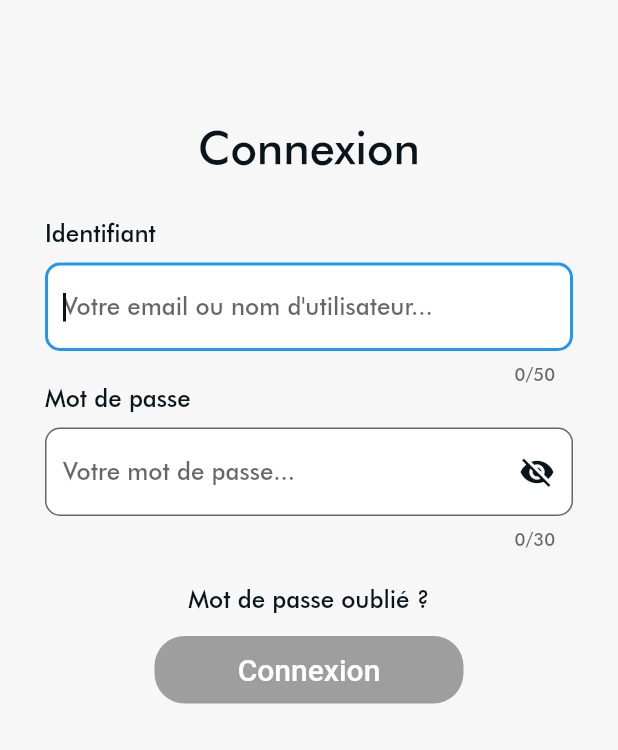
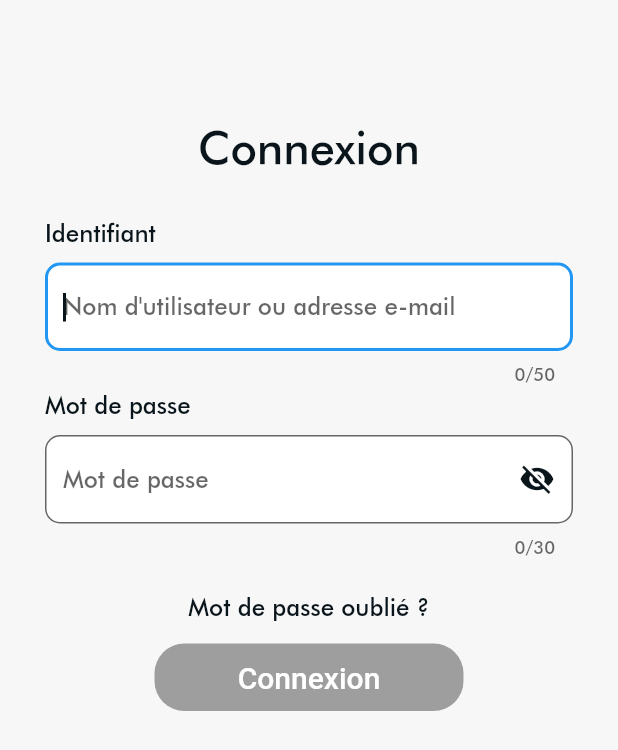
Before and after one commit to MaximeDubost/Strongr, a Flutter app: the screen it shows after launch, on a phone screen of 412 x 824 dp. Shown: the top 750 px of the screen. Run offline on Flutter 3.47's test engine with Material 2 defaults, Android fonts, the phone set to English and light mode, and no system bars; Roboto replaces fonts that are missing (Calibri).

Commit message:
Correctif : connexion via e-mail OU username fonctionnelle

```diff
--- a/Frontend/lib/views/connection/log_in_view.dart
+++ b/Frontend/lib/views/connection/log_in_view.dart
@@ -19,17 +19,17 @@ class _LogInViewState extends State<LogInView> {
       _buttonPressSuccess,
       _isLoading,
       passwordVisibility;
-  TextEditingController _emailController, _passwordController;
-  String email, password, warning;
+  TextEditingController _connectIdController, _passwordController;
+  String connectId, password, warning;
 
   @override
   void initState() {
     _key = GlobalKey();
     _validate = _isButtonEnabled =
         _buttonPressSuccess = _isLoading = passwordVisibility = false;
-    _emailController = TextEditingController(text: "");
+    _connectIdController = TextEditingController(text: "");
     _passwordController = TextEditingController(text: "");
-    _isButtonEnabled = _emailController.text.trim() != "" &&
+    _isButtonEnabled = _connectIdController.text.trim() != "" &&
             _passwordController.text.trim() != ""
         ? true
         : false;
@@ -39,13 +39,13 @@ class _LogInViewState extends State<LogInView> {
   @override
   void dispose() {
     super.dispose();
-    _emailController.dispose();
+    _connectIdController.dispose();
     _passwordController.dispose();
   }
 
   bool isEmpty() {
     setState(() {
-      _isButtonEnabled = _emailController.text.trim() != "" &&
+      _isButtonEnabled = _connectIdController.text.trim() != "" &&
               _passwordController.text.trim() != ""
           ? true
           : false;
@@ -54,11 +54,23 @@ class _LogInViewState extends State<LogInView> {
   }
 
   String validateEmail(String value) {
-    String pattern =
-        r'^(([^<>()[\]\\.,;:\s@\"]+(\.[^<>()[\]\\.,;:\s@\"]+)*)|(\".+\"))@((\[[0-9]{1,3}\.[0-9]{1,3}\.[0-9]{1,3}\.[0-9]{1,3}\])|(([a-zA-Z\-0-9]+\.)+[a-zA-Z]{2,}))$';
+    String pattern;
+    String result;
+    if(value.contains('@'))
+    {
+      pattern = r'^(([^<>()[\]\\.,;:\s@\"]+(\.[^<>()[\]\\.,;:\s@\"]+)*)|(\".+\"))@((\[[0-9]{1,3}\.[0-9]{1,3}\.[0-9]{1,3}\.[0-9]{1,3}\])|(([a-zA-Z\-0-9]+\.)+[a-zA-Z]{2,}))$';
+      result = "L'adresse e-mail est invalide";
+    }
+    else{
+      pattern = r'^(?!.*\.\.)(?!.*\.$)[^\W][\w.]{0,29}$';
+      result = "Le nom d'utilisateur est invalide";
+    }
+
     RegExp regExp = new RegExp(pattern);
     if (value.length == 0 || !regExp.hasMatch(value))
-      return "L'identifiant est invalide";
+    {
+      return result;
+    }
     else
       return null;
   }
@@ -83,7 +95,7 @@ class _LogInViewState extends State<LogInView> {
       _key.currentState.save();
       _buttonPressSuccess = true;
 
-      // print("email: $email");
+      // print("connectId: $connectId");
       // print("password: $password");
 
       setState(() {
@@ -93,7 +105,7 @@ class _LogInViewState extends State<LogInView> {
       });
 
       dynamic result = await UserService.postLogIn(
-          connectId: email.toLowerCase(), password: password);
+          connectId: connectId.toLowerCase(), password: password);
       if (result == 200) {
         print(global.token);
         setState(() {
@@ -112,8 +124,7 @@ class _LogInViewState extends State<LogInView> {
       } else // 503
       {
         setState(() {
-          warning =
-              "Service indisponible. Veuillez réessayer ultérieurement.";
+          warning = "Service indisponible. Veuillez réessayer ultérieurement.";
         });
       }
       setState(() {
@@ -157,19 +168,20 @@ class _LogInViewState extends State<LogInView> {
                           )),
                       SizedBox(height: 10),
                       StrongrRoundedTextFormField(
-                        controller: _emailController,
+                        controller: _connectIdController,
                         validator: validateEmail,
                         autofocus: true,
                         onSaved: (String value) =>
-                            setState(() => email = value.toLowerCase()),
+                            setState(() => connectId = value.toLowerCase()),
                         onChanged: (String value) {
                           setState(() => warning = null);
                           isEmpty();
                         },
                         maxLength: 50,
-                        hint: "Votre email ou nom d'utilisateur...",
+                        hint: "Nom d'utilisateur ou adresse e-mail",
                         textInputType: TextInputType.emailAddress,
                       ),
+                      SizedBox(height: 5),
                       Container(
                         alignment: Alignment.centerLeft,
                         child: StrongrText(
@@ -188,11 +200,12 @@ class _LogInViewState extends State<LogInView> {
                           setState(() => warning = null);
                           isEmpty();
                         },
-                        hint: "Votre mot de passe...",
+                        hint: "Mot de passe",
                         textInputType: TextInputType.visiblePassword,
                         suffixIcon: Icons.visibility_off,
                         suffixIconAlt: Icons.visibility,
-                        onPressedSuffixIcon: () => setState(() => passwordVisibility = !passwordVisibility),
+                        onPressedSuffixIcon: () => setState(
+                            () => passwordVisibility = !passwordVisibility),
                       ),
                       SizedBox(height: 10),
                       Visibility(
```
